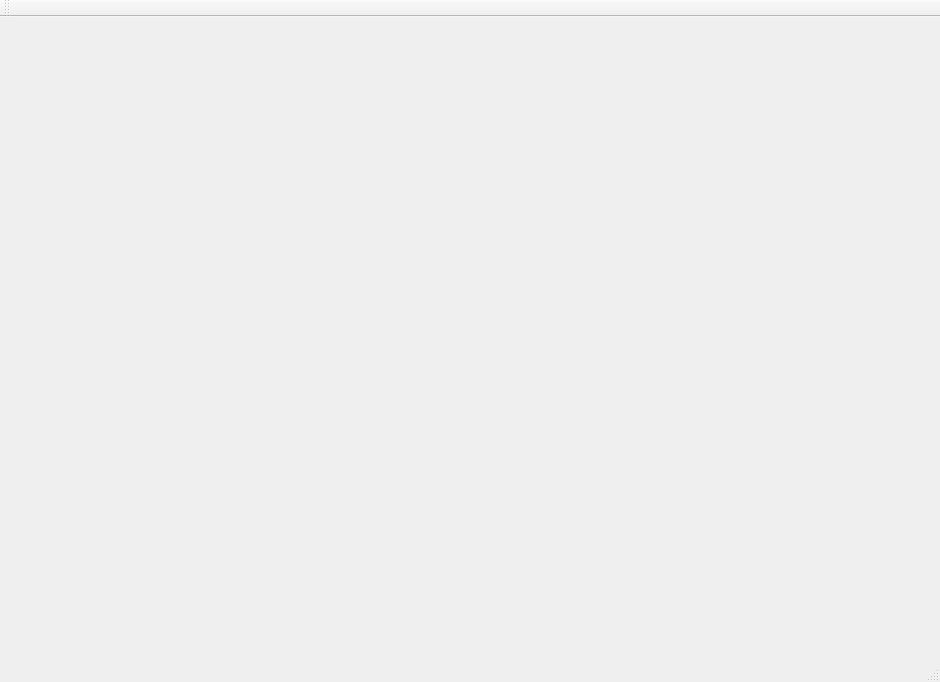
Qt form Heart Plotter - App/HeartPlotterApp.ui (kacpermilan/Heart-Plotter) before a commit.
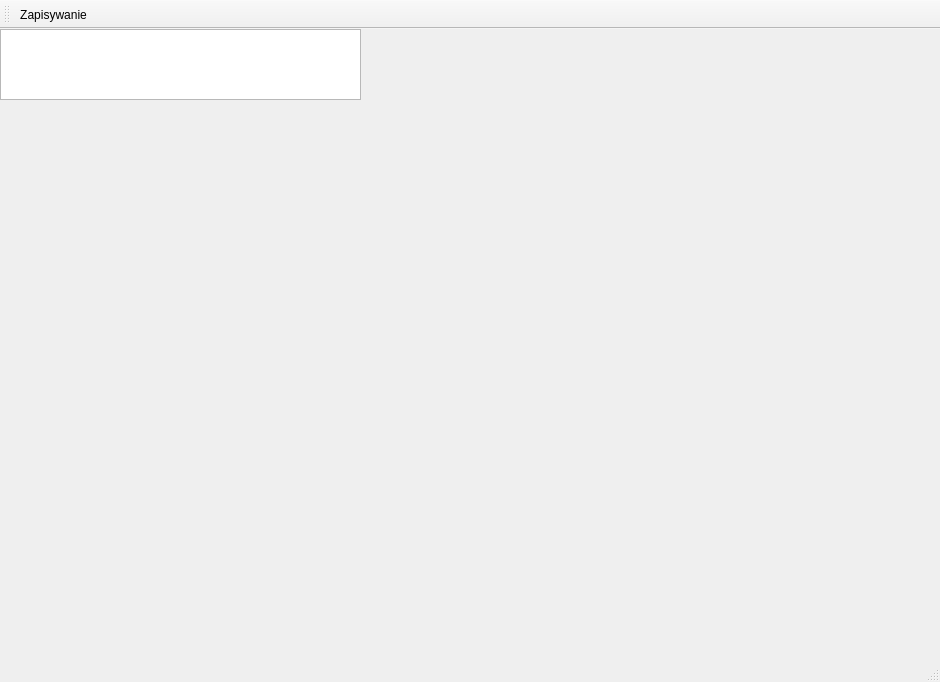
The same form after that commit.

Commit message: Added save button to toolbar, trying to make it work

```diff
--- a/Heart Plotter - App/HeartPlotterApp.ui
+++ b/Heart Plotter - App/HeartPlotterApp.ui
@@ -24,6 +24,16 @@
      </rect>
     </property>
    </widget>
+   <widget class="QTextEdit" name="textEdit">
+    <property name="geometry">
+     <rect>
+      <x>0</x>
+      <y>0</y>
+      <width>361</width>
+      <height>71</height>
+     </rect>
+    </property>
+   </widget>
   </widget>
   <widget class="QMenuBar" name="menuBar">
    <property name="geometry">
@@ -42,8 +52,17 @@
    <attribute name="toolBarBreak">
     <bool>false</bool>
    </attribute>
+   <addaction name="actionSave_Document"/>
   </widget>
   <widget class="QStatusBar" name="statusBar"/>
+  <action name="actionSave_Document">
+   <property name="text">
+    <string>Zapisywanie</string>
+   </property>
+   <property name="menuRole">
+    <enum>QAction::TextHeuristicRole</enum>
+   </property>
+  </action>
  </widget>
  <layoutdefault spacing="6" margin="11"/>
  <resources>
```
The commit also changes 1 other file.
